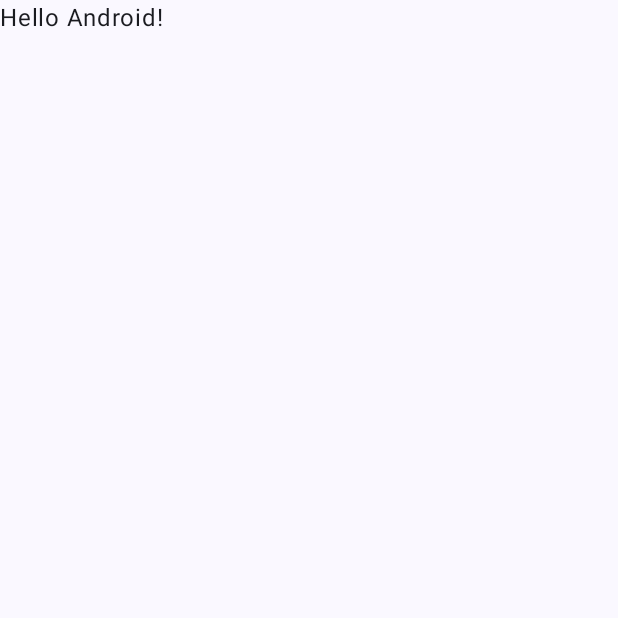
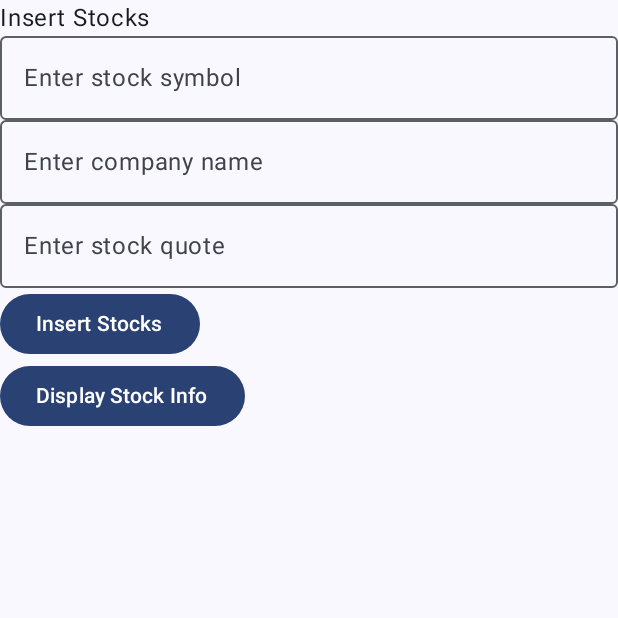
Before and after one commit to SunHe-1992/HeSun_COMP304_FinalTest_F24, an Android app built with Jetpack Compose: the screen it shows after launch (MainActivity), on a phone screen of 412 x 824 dp, the top half of it. Before the commit the part shown is almost empty. Run offline under Robolectric (Android 15) with nearby library versions, the phone set to English and light mode, and no system bars.

Commit message:
add first ui

```diff
--- a/app/build.gradle.kts
+++ b/app/build.gradle.kts
@@ -2,6 +2,7 @@ plugins {
     alias(libs.plugins.android.application)
     alias(libs.plugins.kotlin.android)
     alias(libs.plugins.kotlin.compose)
+    id("kotlin-kapt") apply true
 }
 
 android {
@@ -56,4 +57,9 @@ dependencies {
     androidTestImplementation(libs.androidx.ui.test.junit4)
     debugImplementation(libs.androidx.ui.tooling)
     debugImplementation(libs.androidx.ui.test.manifest)
+
+    val room_version = "2.6.1"
+    implementation("androidx.room:room-runtime:$room_version")
+    kapt("androidx.room:room-compiler:$room_version")
+    implementation("androidx.room:room-ktx:$room_version")
 }
--- a/app/src/main/AndroidManifest.xml
+++ b/app/src/main/AndroidManifest.xml
@@ -11,6 +11,7 @@
         android:roundIcon="@mipmap/ic_launcher_round"
         android:supportsRtl="true"
         android:theme="@style/Theme.HeSun_COMP304_FinalTest_F24"
+
         tools:targetApi="31">
         <activity
             android:name=".MainActivity"
--- a/app/src/main/java/com/he/sun/MainActivity.kt
+++ b/app/src/main/java/com/he/sun/MainActivity.kt
@@ -4,14 +4,29 @@ import android.os.Bundle
 import androidx.activity.ComponentActivity
 import androidx.activity.compose.setContent
 import androidx.activity.enableEdgeToEdge
+import androidx.compose.foundation.clickable
+import androidx.compose.foundation.layout.Column
 import androidx.compose.foundation.layout.fillMaxSize
+import androidx.compose.foundation.layout.fillMaxWidth
 import androidx.compose.foundation.layout.padding
+import androidx.compose.foundation.layout.safeContentPadding
+import androidx.compose.foundation.shape.RoundedCornerShape
+import androidx.compose.material.icons.Icons
+import androidx.compose.material.icons.filled.Close
+import androidx.compose.material3.Button
+import androidx.compose.material3.Icon
+import androidx.compose.material3.OutlinedTextField
 import androidx.compose.material3.Scaffold
 import androidx.compose.material3.Text
 import androidx.compose.runtime.Composable
+import androidx.compose.runtime.getValue
+import androidx.compose.runtime.mutableStateOf
+import androidx.compose.runtime.remember
+import androidx.compose.runtime.setValue
 import androidx.compose.ui.Modifier
 import androidx.compose.ui.tooling.preview.Preview
 import com.he.sun.ui.theme.HeSun_COMP304_FinalTest_F24Theme
+import androidx.compose.material3.OutlinedTextField
 
 class MainActivity : ComponentActivity() {
     override fun onCreate(savedInstanceState: Bundle?) {
@@ -19,7 +34,7 @@ class MainActivity : ComponentActivity() {
         enableEdgeToEdge()
         setContent {
             HeSun_COMP304_FinalTest_F24Theme {
-                Scaffold(modifier = Modifier.fillMaxSize()) { innerPadding ->
+                Scaffold(modifier = Modifier.safeContentPadding()) { innerPadding ->
                     Greeting(
                         name = "Android",
                         modifier = Modifier.padding(innerPadding)
@@ -32,16 +47,46 @@ class MainActivity : ComponentActivity() {
 
 @Composable
 fun Greeting(name: String, modifier: Modifier = Modifier) {
-    Text(
-        text = "Hello $name!",
-        modifier = modifier
-    )
+    var stockSymbol by remember { mutableStateOf("") }
+    var companyName by remember { mutableStateOf("") }
+    var stockQuote by remember { mutableStateOf("") }
+    Column() {
+
+        Text(
+            text = "Insert Stocks",
+            modifier = modifier
+        )
+
+        OutlinedTextField(
+            modifier = modifier.fillMaxWidth(),
+            value = stockSymbol,
+            onValueChange = { stockSymbol = it },
+            // Prompt text for the text field
+            placeholder = { Text("Enter stock symbol") },
+        )
+        OutlinedTextField(
+            modifier = modifier.fillMaxWidth(),
+            value = companyName,
+            onValueChange = { companyName = it },
+            // Prompt text for the text field
+            placeholder = { Text("Enter company name") },
+        )
+        OutlinedTextField(
+            modifier = modifier.fillMaxWidth(),
+            value = stockQuote,
+            onValueChange = { stockQuote = it },
+            // Prompt text for the text field
+            placeholder = { Text("Enter stock quote") },
+        )
+
+        Button(onClick = {
+
+        }) { Text("Insert Stocks") }
+        Button(onClick = {
+
+        }) { Text("Display Stock Info") }
+
+
+    }
+
 }
-
-@Preview(showBackground = true)
-@Composable
-fun GreetingPreview() {
-    HeSun_COMP304_FinalTest_F24Theme {
-        Greeting("Android")
-    }
-}
--- /dev/null
+++ b/app/src/main/java/com/he/sun/MyApp.kt
@@ -0,0 +1,4 @@
+package com.he.sun
+
+class MyApp {
+}
--- /dev/null
+++ b/app/src/main/java/com/he/sun/MyApplication.kt
@@ -0,0 +1,5 @@
+package com.he.sun
+
+class MyApplication {
+
+}
```
Also changed, not shown: app/src/main/java/com/he/sun/DisplayActivity.kt (added, +39 -0 lines), app/src/main/java/com/he/sun/RoomDB/StockInfo.kt (added, +12 -0 lines), app/src/main/java/com/he/sun/RoomDB/StockInfoDAO.kt (added, +52 -0 lines), app/src/main/java/com/he/sun/RoomDB/StockInfoDatabase.kt (added, +43 -0 lines), app/src/main/java/com/he/sun/ViewModel/AppRepository.kt (added, +82 -0 lines), app/src/main/java/com/he/sun/ViewModel/StockInfoViewModel.kt (added, +38 -0 lines), app/src/main/java/com/he/sun/ViewModel/ViewModelFactory.kt (added, +16 -0 lines).
